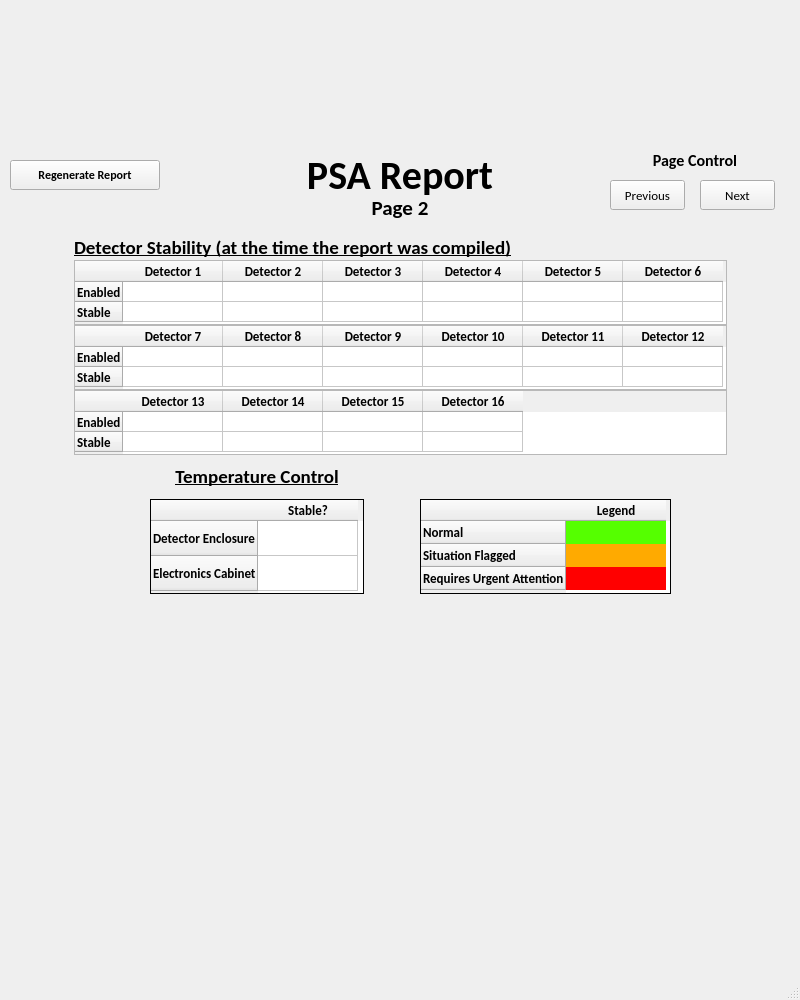
Qt form PSA_page2.ui (LintonRitchie/Scantech_Monthly_PSA_Report) before a commit.
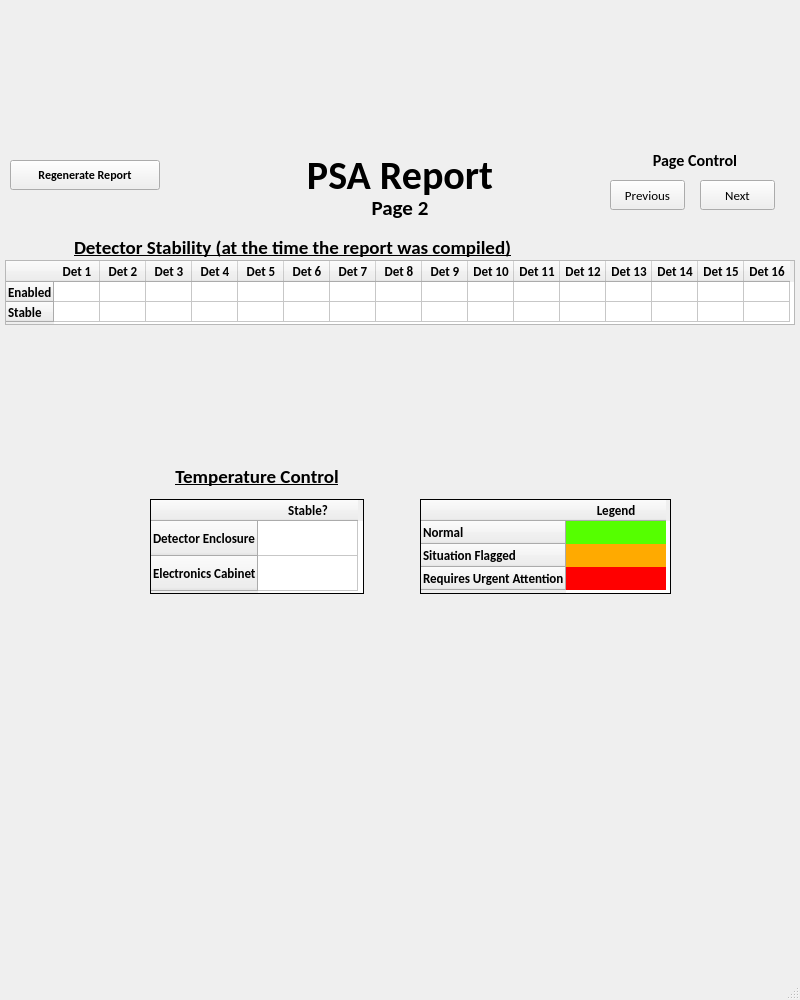
The same form after that commit. Icons and pictures are not drawn.

What changed in the file:
```diff
--- a/PSA_page2.ui
+++ b/PSA_page2.ui
@@ -179,9 +179,9 @@
    <widget class="QTableWidget" name="tableWidget">
     <property name="geometry">
      <rect>
-      <x>74</x>
+      <x>5</x>
       <y>260</y>
-      <width>653</width>
+      <width>790</width>
       <height>65</height>
      </rect>
     </property>
@@ -197,6 +197,9 @@
     <property name="horizontalScrollBarPolicy">
      <enum>Qt::ScrollBarAlwaysOff</enum>
     </property>
+    <attribute name="horizontalHeaderDefaultSectionSize">
+     <number>46</number>
+    </attribute>
     <attribute name="horizontalHeaderMinimumSectionSize">
      <number>30</number>
     </attribute>
@@ -234,7 +237,7 @@
     </row>
     <column>
      <property name="text">
-      <string>Detector 1</string>
+      <string>Det 1</string>
      </property>
      <property name="font">
       <font>
@@ -247,7 +250,7 @@
     </column>
     <column>
      <property name="text">
-      <string>Detector 2</string>
+      <string>Det 2</string>
      </property>
      <property name="font">
       <font>
@@ -260,7 +263,7 @@
     </column>
     <column>
      <property name="text">
-      <string>Detector 3</string>
+      <string>Det 3</string>
      </property>
      <property name="font">
       <font>
@@ -273,7 +276,7 @@
     </column>
     <column>
      <property name="text">
-      <string>Detector 4</string>
+      <string>Det 4</string>
      </property>
      <property name="font">
       <font>
@@ -286,7 +289,7 @@
     </column>
     <column>
      <property name="text">
-      <string>Detector 5</string>
+      <string>Det 5</string>
      </property>
      <property name="font">
       <font>
@@ -299,7 +302,7 @@
     </column>
     <column>
      <property name="text">
-      <string>Detector 6</string>
+      <string>Det 6</string>
      </property>
      <property name="font">
       <font>
@@ -310,66 +313,9 @@
       </font>
      </property>
     </column>
-   </widget>
-   <widget class="QTableWidget" name="tableWidget_2">
-    <property name="geometry">
-     <rect>
-      <x>74</x>
-      <y>325</y>
-      <width>653</width>
-      <height>65</height>
-     </rect>
-    </property>
-    <property name="sizePolicy">
-     <sizepolicy hsizetype="Fixed" vsizetype="Fixed">
-      <horstretch>0</horstretch>
-      <verstretch>0</verstretch>
-     </sizepolicy>
-    </property>
-    <property name="verticalScrollBarPolicy">
-     <enum>Qt::ScrollBarAlwaysOff</enum>
-    </property>
-    <property name="horizontalScrollBarPolicy">
-     <enum>Qt::ScrollBarAlwaysOff</enum>
-    </property>
-    <attribute name="horizontalHeaderMinimumSectionSize">
-     <number>30</number>
-    </attribute>
-    <attribute name="verticalHeaderDefaultSectionSize">
-     <number>20</number>
-    </attribute>
-    <attribute name="verticalHeaderMinimumSectionSize">
-     <number>20</number>
-    </attribute>
-    <row>
-     <property name="text">
-      <string>Enabled</string>
-     </property>
-     <property name="font">
-      <font>
-       <family>Calibri</family>
-       <pointsize>10</pointsize>
-       <weight>75</weight>
-       <bold>true</bold>
-      </font>
-     </property>
-    </row>
-    <row>
-     <property name="text">
-      <string>Stable</string>
-     </property>
-     <property name="font">
-      <font>
-       <family>Calibri</family>
-       <pointsize>10</pointsize>
-       <weight>75</weight>
-       <bold>true</bold>
-      </font>
-     </property>
-    </row>
     <column>
      <property name="text">
-      <string>Detector 7</string>
+      <string>Det 7</string>
      </property>
      <property name="font">
       <font>
@@ -382,7 +328,7 @@
     </column>
     <column>
      <property name="text">
-      <string>Detector 8</string>
+      <string>Det 8</string>
      </property>
      <property name="font">
       <font>
@@ -395,7 +341,7 @@
     </column>
     <column>
      <property name="text">
-      <string>Detector 9</string>
+      <string>Det 9</string>
      </property>
      <property name="font">
       <font>
@@ -408,7 +354,7 @@
     </column>
     <column>
      <property name="text">
-      <string>Detector 10</string>
+      <string>Det 10</string>
      </property>
      <property name="font">
       <font>
@@ -421,7 +367,7 @@
     </column>
     <column>
      <property name="text">
-      <string>Detector 11</string>
+      <string>Det 11</string>
      </property>
      <property name="font">
       <font>
@@ -434,7 +380,7 @@
     </column>
     <column>
      <property name="text">
-      <string>Detector 12</string>
+      <string>Det 12</string>
      </property>
      <property name="font">
       <font>
@@ -445,66 +391,9 @@
       </font>
      </property>
     </column>
-   </widget>
-   <widget class="QTableWidget" name="tableWidget_3">
-    <property name="geometry">
-     <rect>
-      <x>74</x>
-      <y>390</y>
-      <width>653</width>
-      <height>65</height>
-     </rect>
-    </property>
-    <property name="sizePolicy">
-     <sizepolicy hsizetype="Fixed" vsizetype="Fixed">
-      <horstretch>0</horstretch>
-      <verstretch>0</verstretch>
-     </sizepolicy>
-    </property>
-    <property name="verticalScrollBarPolicy">
-     <enum>Qt::ScrollBarAlwaysOff</enum>
-    </property>
-    <property name="horizontalScrollBarPolicy">
-     <enum>Qt::ScrollBarAlwaysOff</enum>
-    </property>
-    <attribute name="horizontalHeaderMinimumSectionSize">
-     <number>30</number>
-    </attribute>
-    <attribute name="verticalHeaderDefaultSectionSize">
-     <number>20</number>
-    </attribute>
-    <attribute name="verticalHeaderMinimumSectionSize">
-     <number>20</number>
-    </attribute>
-    <row>
-     <property name="text">
-      <string>Enabled</string>
-     </property>
-     <property name="font">
-      <font>
-       <family>Calibri</family>
-       <pointsize>10</pointsize>
-       <weight>75</weight>
-       <bold>true</bold>
-      </font>
-     </property>
-    </row>
-    <row>
-     <property name="text">
-      <string>Stable</string>
-     </property>
-     <property name="font">
-      <font>
-       <family>Calibri</family>
-       <pointsize>10</pointsize>
-       <weight>75</weight>
-       <bold>true</bold>
-      </font>
-     </property>
-    </row>
     <column>
      <property name="text">
-      <string>Detector 13</string>
+      <string>Det 13</string>
      </property>
      <property name="font">
       <font>
@@ -517,7 +406,7 @@
     </column>
     <column>
      <property name="text">
-      <string>Detector 14</string>
+      <string>Det 14</string>
      </property>
      <property name="font">
       <font>
@@ -530,7 +419,7 @@
     </column>
     <column>
      <property name="text">
-      <string>Detector 15</string>
+      <string>Det 15</string>
      </property>
      <property name="font">
       <font>
@@ -543,7 +432,7 @@
     </column>
     <column>
      <property name="text">
-      <string>Detector 16</string>
+      <string>Det 16</string>
      </property>
      <property name="font">
       <font>
```
